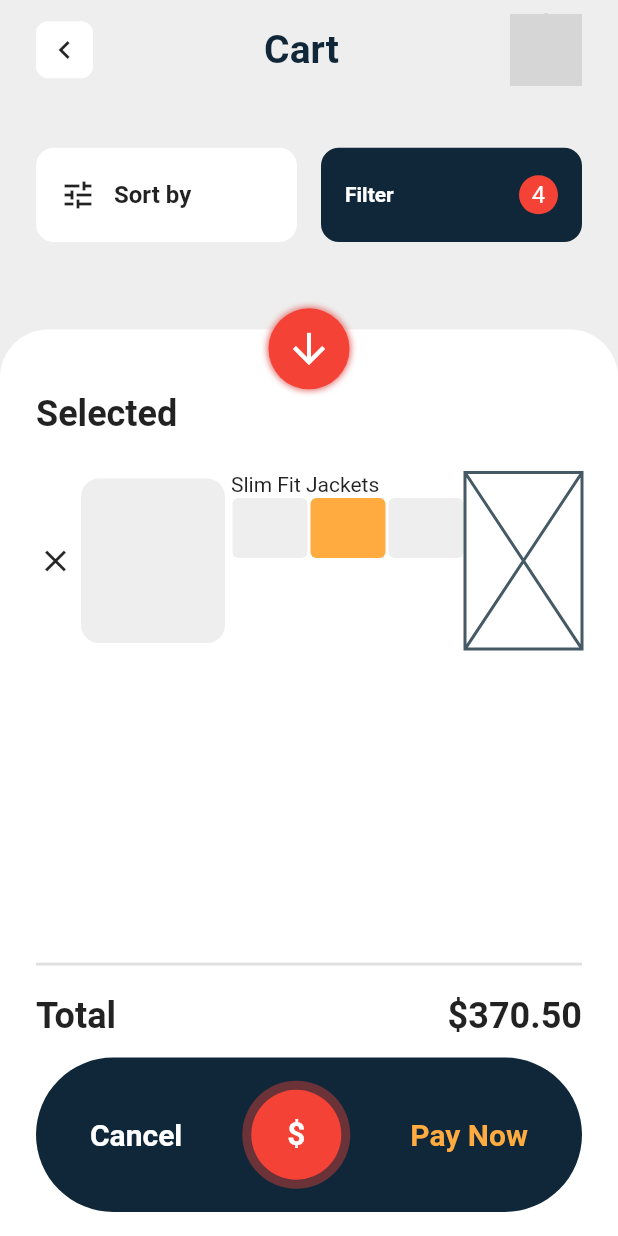
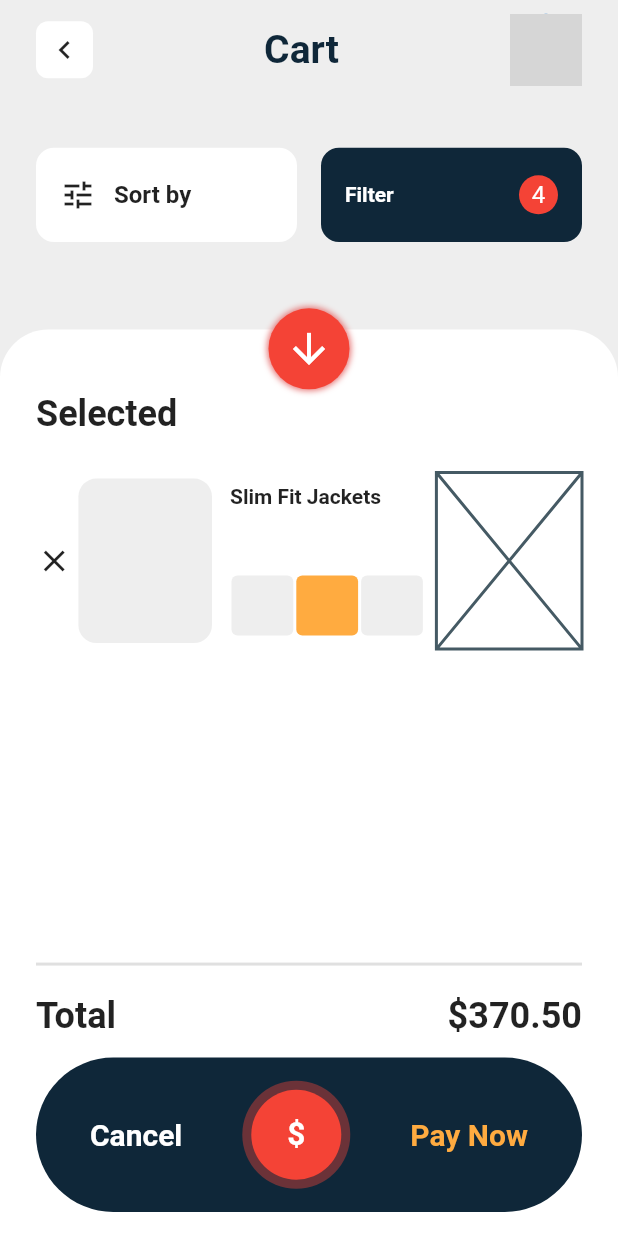
Before and after one commit to JAICHANGPARK/flutter_notebook_the_third_story, a Flutter app: the screen it shows after launch, on a phone screen of 412 x 824 dp. Run offline on Flutter 3.47's test engine with Material 2 defaults, Android fonts, the phone set to English and light mode, and no system bars; our stand-ins replace badges, dotted_border, fl_chart, google_fonts, page_transition, percent_indicator; network calls fail; grey boxes are pictures that could not be loaded.

Commit message:
Update main_page.dart

```diff
--- a/lib/e_commerce_app/main_page.dart
+++ b/lib/e_commerce_app/main_page.dart
@@ -78,10 +78,15 @@ class _CartPageState extends State<CartPage> {
                                 ),
                                 Expanded(
                                   flex: 6,
+                                  child: Padding(
+                                    padding: const EdgeInsets.all(8.0),
                                     child: Column(
+                                      mainAxisAlignment: MainAxisAlignment.spaceBetween,
                                       crossAxisAlignment: CrossAxisAlignment.start,
                                       children: <Widget>[
-                                      Text("Slim Fit Jackets"),
+                                        Text("Slim Fit Jackets",style:TextStyle(
+                                          fontWeight: FontWeight.bold
+                                        ),),
                                         Container(
                                           height: 42,
                                           child: Row(
@@ -119,8 +124,9 @@ class _CartPageState extends State<CartPage> {
                                       ],
                                     ),
                                   ),
+                                ),
                                 Expanded(
-                                  flex: 3,
+                                  flex: 4,
                                   child: Placeholder(),
                                 )
                               ],
```
Lines whose indentation alone changed are shown as unchanged.
